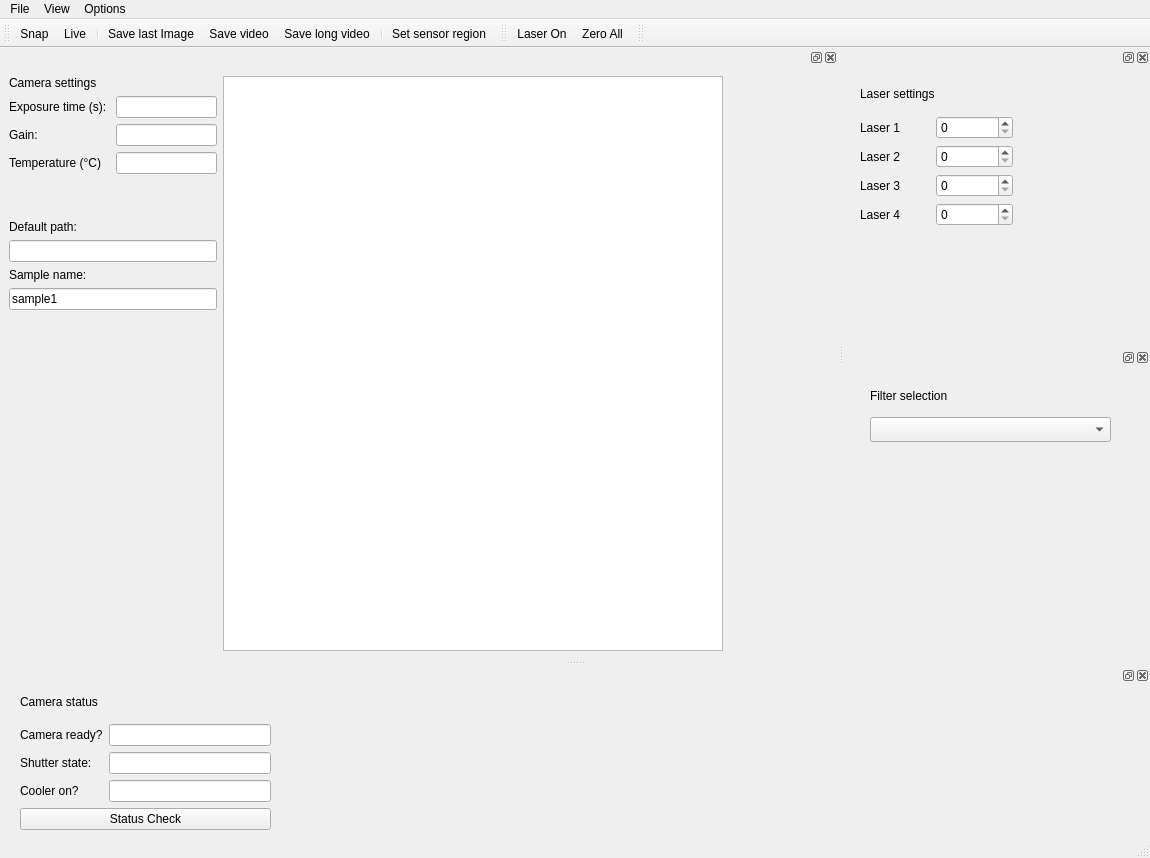
Qt form gui/fluorescence_microscopy/ui_basic.ui (fbarho/qudi-cbs) before a commit.
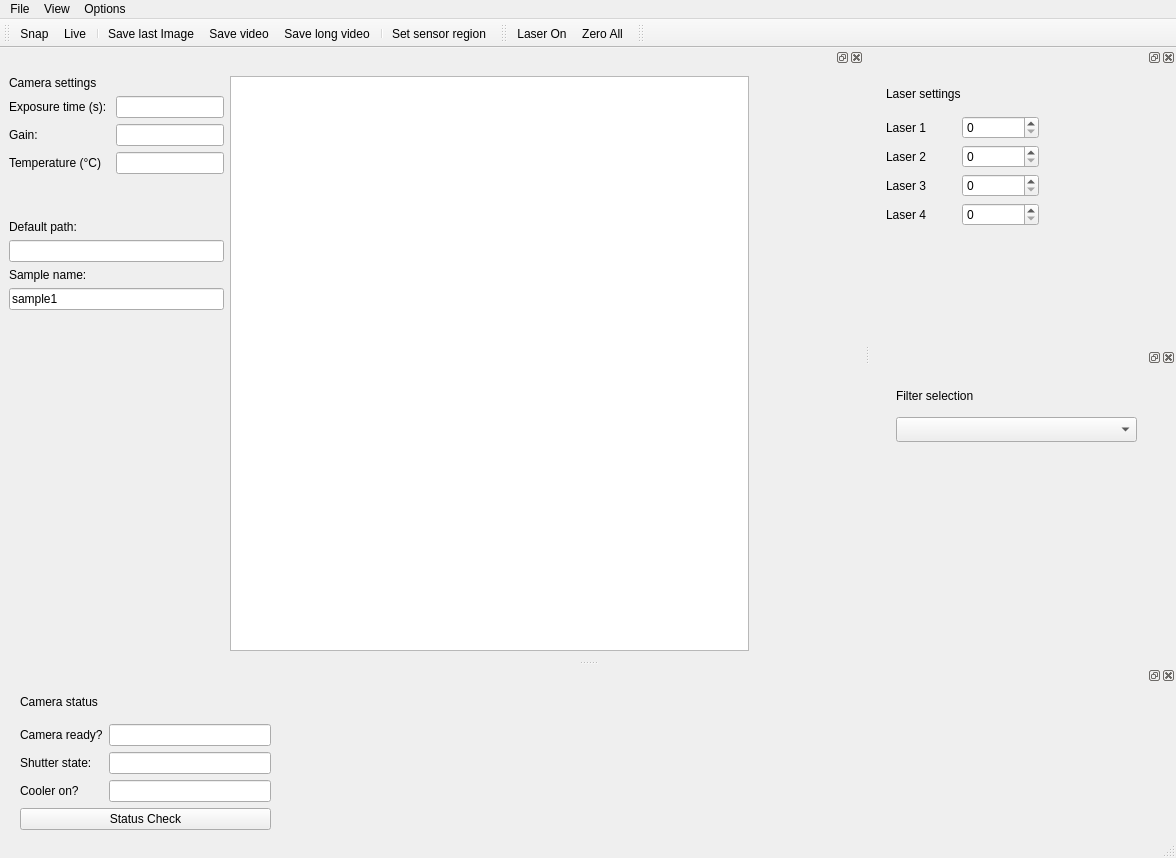
The same form after that commit. Custom widgets are drawn as their Qt base class.

The edit to the form file:
```diff
--- a/gui/fluorescence_microscopy/ui_basic.ui
+++ b/gui/fluorescence_microscopy/ui_basic.ui
@@ -108,7 +108,7 @@
    </property>
    <property name="minimumSize">
     <size>
-     <width>800</width>
+     <width>864</width>
      <height>500</height>
     </size>
    </property>
@@ -143,6 +143,12 @@
              <verstretch>0</verstretch>
             </sizepolicy>
            </property>
+           <property name="minimumSize">
+            <size>
+             <width>100</width>
+             <height>0</height>
+            </size>
+           </property>
            <property name="readOnly">
             <bool>true</bool>
            </property>
```
